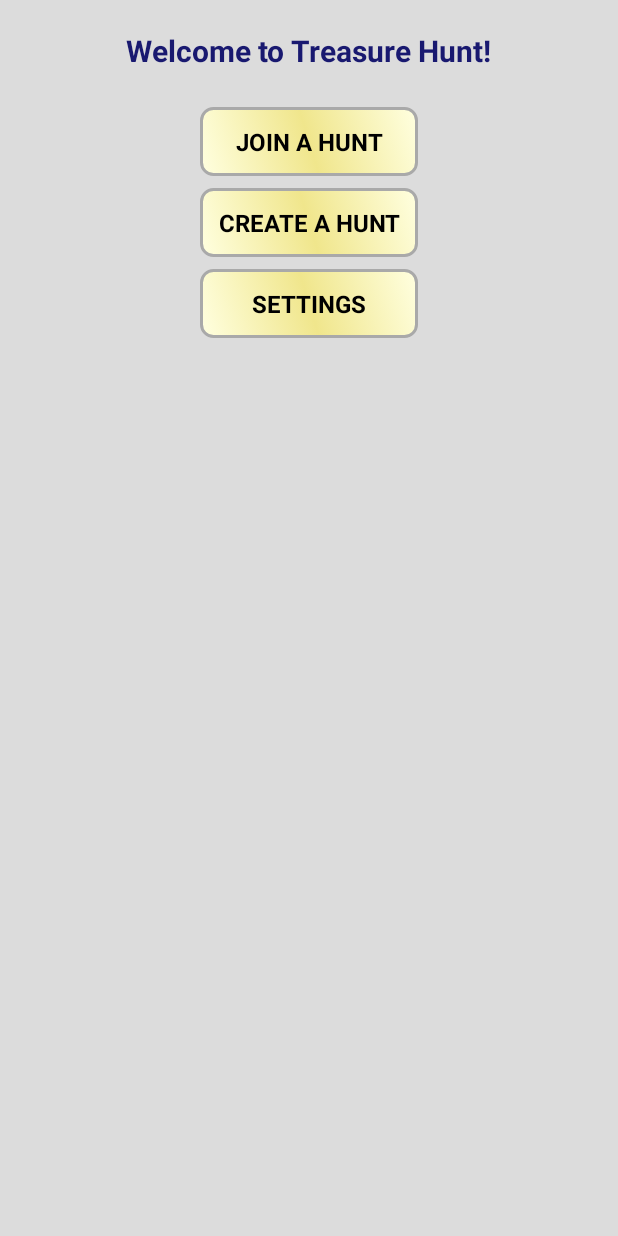
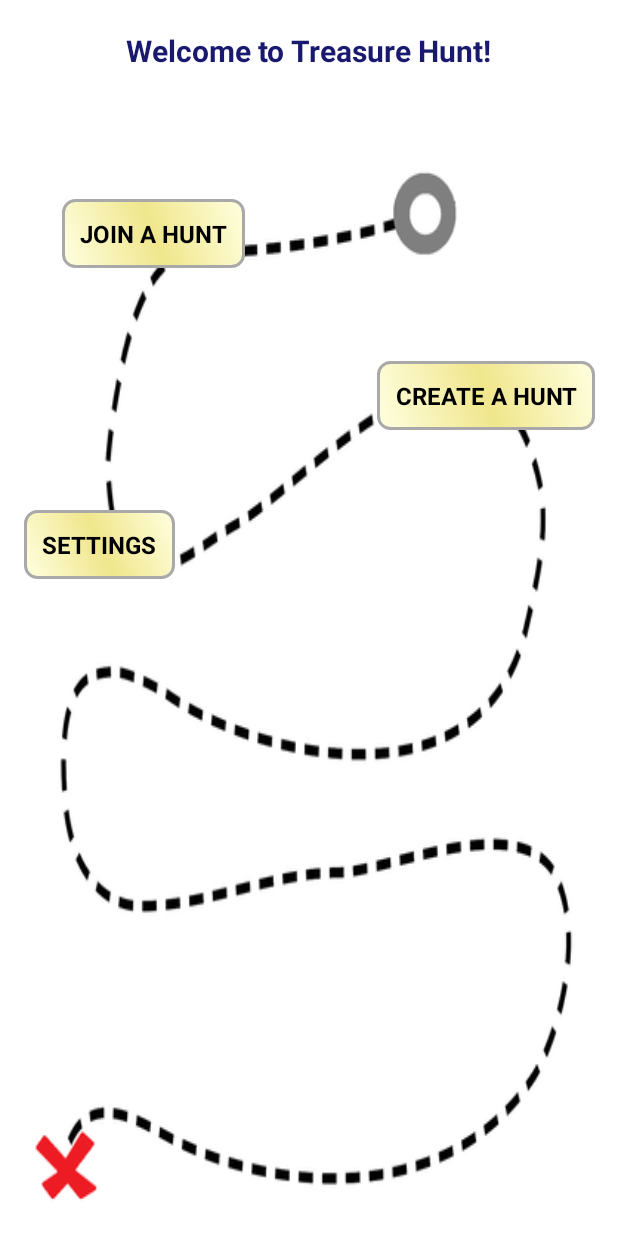
Before and after one commit to chiaercolani/TreasureHuntApp, an Android app: the screen it shows after launch (StartMenuActivity), on a phone screen of 412 x 824 dp. Run offline under Robolectric (Android 15) with nearby library versions, the phone set to English and light mode, and no system bars.

Commit message:
21/01/2017 start menu background set

```diff
--- a/app/src/main/java/com/example/chiaraercolani/treasurehunt/JoinedHuntStartActivity.java
+++ b/app/src/main/java/com/example/chiaraercolani/treasurehunt/JoinedHuntStartActivity.java
@@ -63,7 +63,7 @@ public class JoinedHuntStartActivity extends FragmentActivity implements OnMapRe
     private DisplayQuestionDialog displayQuestionDialog;
     private double distanceWalked;
 
-    int detected_distance = 100;
+    int detected_distance = 30;
 
     int position = 0;
 
--- a/app/src/main/java/com/example/chiaraercolani/treasurehunt/OnBuildingHuntActivity.java
+++ b/app/src/main/java/com/example/chiaraercolani/treasurehunt/OnBuildingHuntActivity.java
@@ -126,6 +126,7 @@ public class OnBuildingHuntActivity extends AppCompatActivity {
 
     }
 
+
     public static class CreateNewHuntDialogFragment extends DialogFragment {
 
         @Override
--- a/app/src/main/res/layout/activity_start_menu.xml
+++ b/app/src/main/res/layout/activity_start_menu.xml
@@ -1,57 +1,65 @@
 <?xml version="1.0" encoding="utf-8"?>
-<LinearLayout xmlns:android="http://schemas.android.com/apk/res/android"
+<RelativeLayout xmlns:android="http://schemas.android.com/apk/res/android"
     xmlns:tools="http://schemas.android.com/tools"
     android:id="@+id/activity_start_menu"
     android:layout_width="match_parent"
     android:layout_height="match_parent"
     android:orientation="vertical"
-    tools:context="com.example.chiaraercolani.treasurehunt.StartMenuActivity">
+    tools:context="com.example.chiaraercolani.treasurehunt.StartMenuActivity"
+    android:background="@drawable/start_menu_background">
 
     <TextView
-        android:layout_margin="16dp"
+        android:layout_margin="4dp"
+        android:padding="16dp"
         android:layout_width="wrap_content"
         android:layout_height="wrap_content"
         android:textSize="20sp"
         android:textStyle="bold"
         android:id="@+id/welcome_msg_id"
-        android:layout_gravity= "center"/>
-
-    <LinearLayout
-        android:layout_width="wrap_content"
-        android:layout_height="wrap_content"
-        android:orientation="vertical"
-        android:layout_gravity="center">
+        android:layout_gravity= "center"
+        android:layout_centerHorizontal="true"/>
 
     <Button
-            android:layout_margin="4dp"
-            android:layout_width="match_parent"
+        android:layout_width="wrap_content"
         android:layout_height="wrap_content"
         android:id="@+id/btn_join"
         android:text="@string/join"
         android:layout_gravity= "center"
-            android:onClick="buttonClicked"/>
+        android:onClick="buttonClicked"
+        android:layout_marginLeft="41dp"
+        android:layout_marginTop="65dp"
+        android:layout_below="@+id/welcome_msg_id"
+        android:layout_alignParentLeft="true"
+        android:layout_alignParentStart="true"
+        android:layout_marginStart="41dp" />
 
     <Button
-            android:layout_margin="4dp"
-            android:layout_width="match_parent"
+        android:layout_width="wrap_content"
+        android:layout_height="wrap_content"
+        android:id="@+id/btn_settings"
+        android:text="@string/settings"
+        android:layout_gravity= "center"
+        android:onClick="buttonClicked"
+        android:layout_below="@+id/btn_create"
+        android:layout_alignParentLeft="true"
+        android:layout_alignParentStart="true"
+        android:layout_marginLeft="16dp"
+        android:layout_marginStart="16dp"
+        android:layout_marginTop="53dp" />
+
+    <Button
+        android:layout_width="wrap_content"
         android:layout_height="wrap_content"
         android:id="@+id/btn_create"
         android:text="@string/create_a_hunt"
         android:layout_gravity= "center"
-            android:onClick="buttonClicked"/>
-
-        <Button
-            android:layout_margin="4dp"
-            android:layout_width="match_parent"
-            android:layout_height="wrap_content"
-            android:id="@+id/btn_settings"
-            android:text="@string/settings"
-            android:layout_gravity= "center"
-            android:onClick="buttonClicked"/>
-
-    </LinearLayout>
+        android:onClick="buttonClicked"
+        android:layout_marginTop="62dp"
+        android:layout_below="@+id/btn_join"
+        android:layout_alignParentRight="true"
+        android:layout_alignParentEnd="true"
+        android:layout_marginRight="15dp"
+        android:layout_marginEnd="15dp" />
 
 
-
-
-</LinearLayout>
+</RelativeLayout>
```
Also changed, not shown: app/src/main/res/drawable-hdpi/start_menu_background.png (added), app/src/main/res/drawable-mdpi/start_menu_background.png (added), app/src/main/res/drawable-xhdpi/start_menu_background.png (added), app/src/main/res/drawable-xxhdpi/start_menu_background.png (added), app/src/main/res/drawable-xxxhdpi/start_menu_background.png (added). Lines whose indentation alone changed are shown as unchanged.
